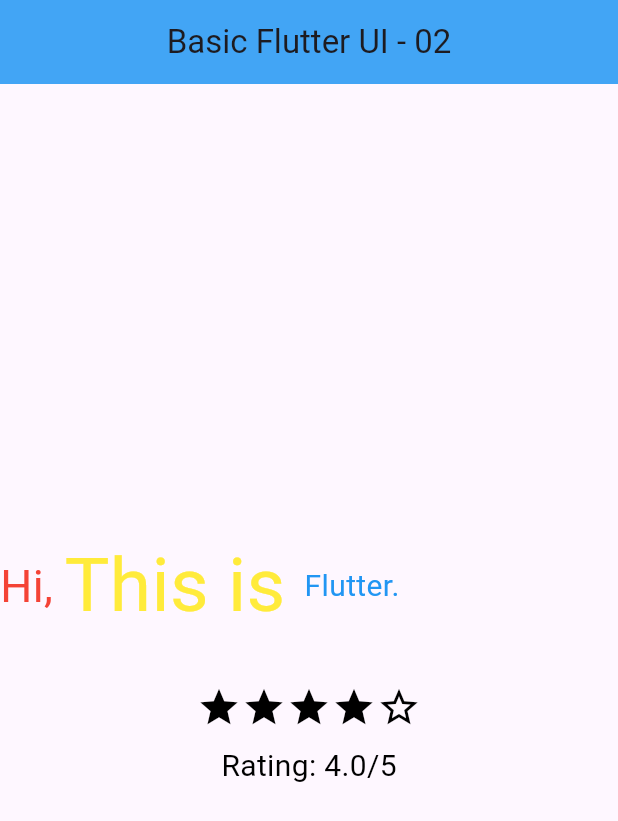
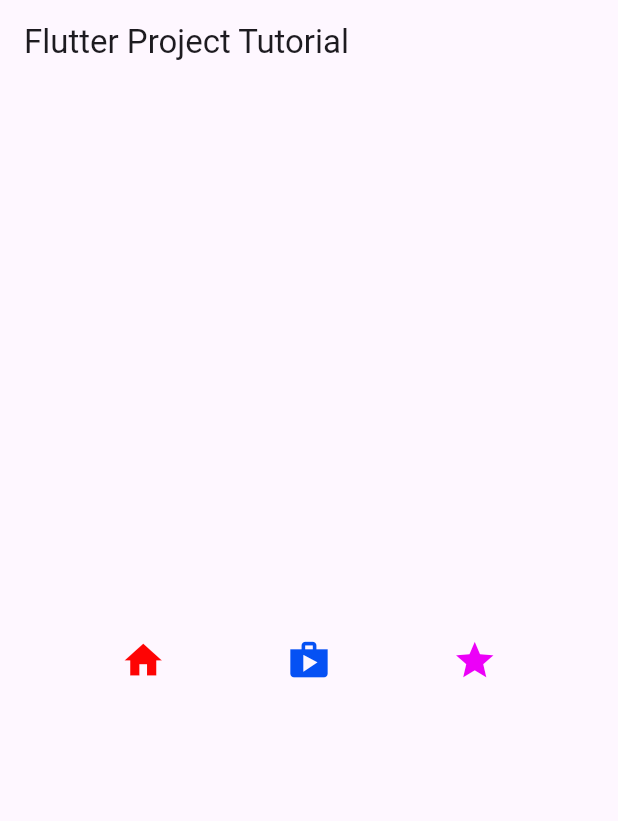
Before and after one commit to jamilhasan3301/flutter_application_1, a Flutter app: the screen it shows after launch, on a phone screen of 412 x 824 dp. Shown: the top 821 px of the screen. Run offline on Flutter 3.47's test engine with Material 3 defaults, Android fonts, the phone set to English and light mode, and no system bars.

Commit message:
container

```diff
--- a/lib/main.dart
+++ b/lib/main.dart
@@ -1,70 +1,45 @@
 import 'package:flutter/material.dart';
 
 void main() {
-  runApp(const LabClass05());
+  runApp(MyApp());
 }
 
-class LabClass05 extends StatelessWidget {
-  const LabClass05({super.key});
-
+class MyApp extends StatelessWidget {
   @override
   Widget build(BuildContext context) {
     return MaterialApp(
-      title: "Basic Flutter UI - 02",
       home: Scaffold(
-        appBar: AppBar(
-          title: Text("Basic Flutter UI - 02"),
-          backgroundColor: Colors.blue[400],
-          centerTitle: true,
-        ),
-        body: Column(  // Use Column to stack text and stars vertically
-          mainAxisAlignment: MainAxisAlignment.center,  // Aligns children in the center
-          children: [
-            Row(
-              children: [
-                Text(
-                  "Hi, ",
-                  style: TextStyle(
-                    color: Colors.red,
-                    fontSize: 30,
-                  ),
-                ),
-                Text(
-                  "This is ",
-                  style: TextStyle(
-                    color: Colors.yellow,
-                    fontSize: 50,
-                  ),
-                ),
-                Text(
-                  "Flutter.",
-                  style: TextStyle(
-                    color: Colors.blue,
-                    fontSize: 20,
-                  ),
-                ),
-              ],
-            ),
-            SizedBox(height: 30),  // Adds some space between the text and the stars
-            Row(
-              mainAxisAlignment: MainAxisAlignment.center,  // Centers the stars
-              children: [
-                Icon(Icons.star, color: Colors.black, size: 30),  // Black star
-                Icon(Icons.star, color: Colors.black, size: 30),  // Black star
-                Icon(Icons.star, color: Colors.black, size: 30),  // Black star
-                Icon(Icons.star, color: Colors.black, size: 30),  // Black star
-                Icon(Icons.star_border, color: Colors.black, size: 30),  // White (empty) star
-              ],
-            ),
-            SizedBox(height: 10),  // Space after the stars
-            Text(
-              "Rating: 4.0/5",
-              style: TextStyle(
-                fontSize: 20,
-                color: Colors.black,
+        appBar: AppBar(title: Text('Flutter Project Tutorial')),
+        body: Container(
+          height: double.infinity,
+          child: Row(
+
+            mainAxisAlignment: MainAxisAlignment.spaceEvenly,
+            crossAxisAlignment: CrossAxisAlignment.center,
+            children: [
+              Icon(
+                Icons.home,
+                size: 30,
+                color:const Color.fromARGB(255, 254, 4, 4),
               ),
-            ),
-          ],
+              Icon(
+                Icons.shop,
+                size: 30,
+                color:const Color.fromARGB(255, 5, 81, 244),
+              ),
+              Icon(
+                Icons.star,
+                size: 30,
+                color:const Color.fromARGB(255, 236, 0, 248),
+              ),
+
+
+
+
+
+
+            ],
+          ),
         ),
       ),
     );
```
